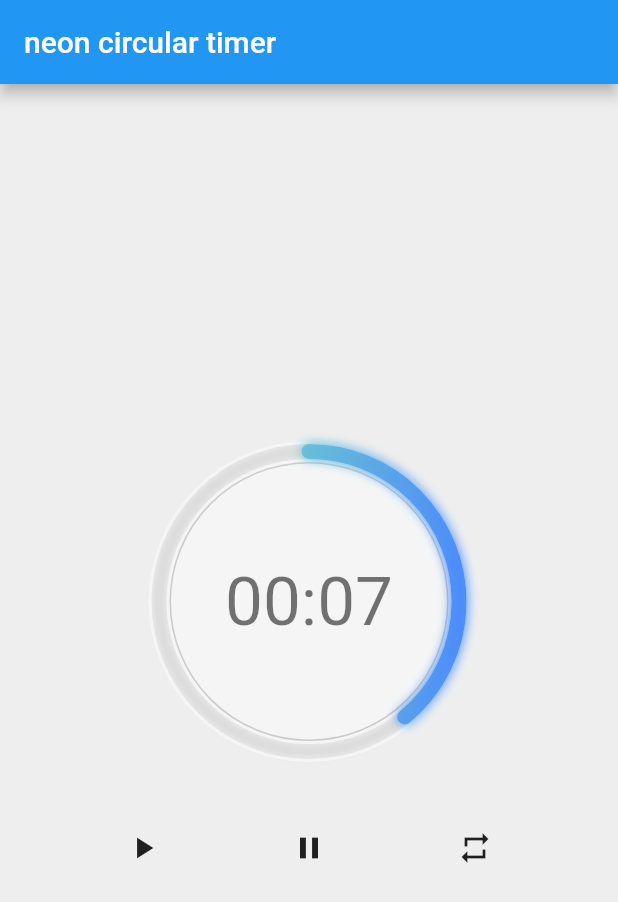
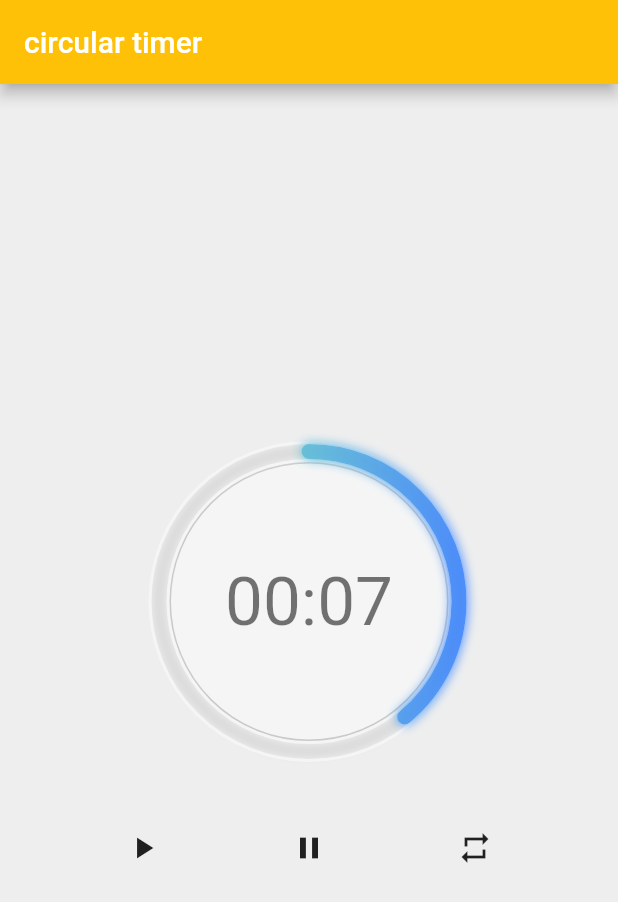
Before and after one commit to Edivri/neocircle, a Flutter app: the screen it shows after launch, on a phone screen of 412 x 824 dp. Shown: the top 902 px of the screen. Run offline on Flutter 3.47's test engine with Material 2 defaults, Android fonts, the phone set to English and light mode, and no system bars.

Commit message:
Initial Commit

```diff
--- a/example/lib/main.dart
+++ b/example/lib/main.dart
@@ -9,11 +9,14 @@ class MyApp extends StatelessWidget {
   @override
   Widget build(BuildContext context) {
     return MaterialApp(
+      debugShowCheckedModeBanner: false,
+
         title: 'Material App',
         home: Scaffold(
             backgroundColor: Colors.grey.shade200,
             appBar: AppBar(
-              title: Text('neon circular timer'),
+              title: Text('circular timer'),
+              backgroundColor: Colors.amber,
             ),
             body: Padding(
               padding: const EdgeInsets.only(top: 50),
```
Also changed, not shown: example/pubspec.lock, pubspec.lock, 3 other files.
